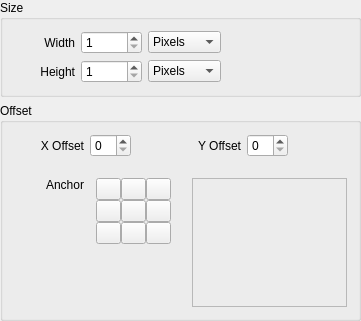
First picture: the form in krita/plugins/extensions/imagesize/wdg_canvassize.ui, repository KDE/krita, before the edit.
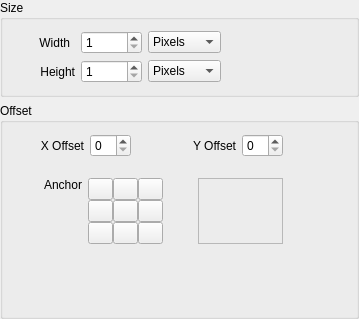
Second picture: the form after the edit. Custom widgets are drawn as their Qt base class.

Commit message: Changed the UI which contains labels and textfields into QFormLayout to set alignment issues

```diff
--- a/krita/plugins/extensions/imagesize/wdg_canvassize.ui
+++ b/krita/plugins/extensions/imagesize/wdg_canvassize.ui
@@ -6,8 +6,8 @@
    <rect>
     <x>0</x>
     <y>0</y>
-    <width>361</width>
-    <height>321</height>
+    <width>359</width>
+    <height>319</height>
    </rect>
   </property>
   <property name="windowTitle">
@@ -29,7 +29,25 @@
       <string>Size</string>
      </property>
      <layout class="QGridLayout" name="gridLayout_2">
+      <item row="0" column="0">
+       <spacer name="horizontalSpacer_5">
+        <property name="orientation">
+         <enum>Qt::Horizontal</enum>
+        </property>
+        <property name="sizeType">
+         <enum>QSizePolicy::Fixed</enum>
+        </property>
+        <property name="sizeHint" stdset="0">
+         <size>
+          <width>25</width>
+          <height>20</height>
+         </size>
+        </property>
+       </spacer>
+      </item>
       <item row="0" column="1">
+       <layout class="QFormLayout" name="formLayout">
+        <item row="0" column="0">
        <widget class="QLabel" name="label_3">
         <property name="text">
          <string>Width</string>
@@ -39,7 +57,35 @@
         </property>
        </widget>
       </item>
-      <item row="1" column="1">
+        <item row="0" column="1">
+         <layout class="QHBoxLayout" name="horizontalLayout">
+          <item>
+           <widget class="QSpinBox" name="newWidth">
+            <property name="minimum">
+             <number>1</number>
+            </property>
+            <property name="maximum">
+             <number>65536</number>
+            </property>
+           </widget>
+          </item>
+          <item>
+           <widget class="QComboBox" name="comboWidthUnit">
+            <item>
+             <property name="text">
+              <string>Pixels</string>
+             </property>
+            </item>
+            <item>
+             <property name="text">
+              <string>Percent</string>
+             </property>
+            </item>
+           </widget>
+          </item>
+         </layout>
+        </item>
+        <item row="1" column="0">
        <widget class="QLabel" name="label_4">
         <property name="text">
          <string>Height</string>
@@ -49,77 +95,9 @@
         </property>
        </widget>
       </item>
-      <item row="0" column="6">
-       <spacer name="horizontalSpacer_2">
-        <property name="orientation">
-         <enum>Qt::Horizontal</enum>
-        </property>
-        <property name="sizeHint" stdset="0">
-         <size>
-          <width>40</width>
-          <height>20</height>
-         </size>
-        </property>
-       </spacer>
-      </item>
-      <item row="0" column="5" rowspan="2">
-       <widget class="KoAspectButton" name="aspectRatio" native="true"/>
-      </item>
-      <item row="0" column="0">
-       <spacer name="horizontalSpacer_5">
-        <property name="orientation">
-         <enum>Qt::Horizontal</enum>
-        </property>
-        <property name="sizeType">
-         <enum>QSizePolicy::Fixed</enum>
-        </property>
-        <property name="sizeHint" stdset="0">
-         <size>
-          <width>25</width>
-          <height>20</height>
-         </size>
-        </property>
-       </spacer>
-      </item>
-      <item row="0" column="3">
-       <widget class="QComboBox" name="comboWidthUnit">
+        <item row="1" column="1">
+         <layout class="QHBoxLayout" name="horizontalLayout_2">
         <item>
-         <property name="text">
-          <string>Pixels</string>
-         </property>
-        </item>
-        <item>
-         <property name="text">
-          <string>Percent</string>
-         </property>
-        </item>
-       </widget>
-      </item>
-      <item row="1" column="3">
-       <widget class="QComboBox" name="comboHeightUnit">
-        <item>
-         <property name="text">
-          <string>Pixels</string>
-         </property>
-        </item>
-        <item>
-         <property name="text">
-          <string>Percent</string>
-         </property>
-        </item>
-       </widget>
-      </item>
-      <item row="0" column="2">
-       <widget class="QSpinBox" name="newWidth">
-        <property name="minimum">
-         <number>1</number>
-        </property>
-        <property name="maximum">
-         <number>65536</number>
-        </property>
-       </widget>
-      </item>
-      <item row="1" column="2">
        <widget class="QSpinBox" name="newHeight">
         <property name="minimum">
          <number>1</number>
@@ -129,6 +107,40 @@
         </property>
        </widget>
       </item>
+          <item>
+           <widget class="QComboBox" name="comboHeightUnit">
+            <item>
+             <property name="text">
+              <string>Pixels</string>
+             </property>
+            </item>
+            <item>
+             <property name="text">
+              <string>Percent</string>
+             </property>
+            </item>
+           </widget>
+          </item>
+         </layout>
+        </item>
+       </layout>
+      </item>
+      <item row="0" column="2">
+       <widget class="KoAspectButton" name="aspectRatio" native="true"/>
+      </item>
+      <item row="0" column="3">
+       <spacer name="horizontalSpacer_2">
+        <property name="orientation">
+         <enum>Qt::Horizontal</enum>
+        </property>
+        <property name="sizeHint" stdset="0">
+         <size>
+          <width>40</width>
+          <height>20</height>
+         </size>
+        </property>
+       </spacer>
+      </item>
      </layout>
     </widget>
    </item>
@@ -138,7 +150,9 @@
       <string>Offset</string>
      </property>
      <layout class="QGridLayout" name="gridLayout">
-      <item row="0" column="1">
+      <item row="0" column="1" colspan="2">
+       <layout class="QFormLayout" name="formLayout_2">
+        <item row="0" column="0">
        <widget class="QLabel" name="label_6">
         <property name="text">
          <string>X Offset</string>
@@ -148,26 +162,12 @@
         </property>
        </widget>
       </item>
-      <item row="0" column="2">
+        <item row="0" column="1">
        <widget class="QSpinBox" name="xOffset"/>
       </item>
-      <item row="2" column="2">
-       <spacer name="verticalSpacer_2">
-        <property name="orientation">
-         <enum>Qt::Vertical</enum>
-        </property>
-        <property name="sizeType">
-         <enum>QSizePolicy::Fixed</enum>
-        </property>
-        <property name="sizeHint" stdset="0">
-         <size>
-          <width>20</width>
-          <height>15</height>
-         </size>
-        </property>
-       </spacer>
+       </layout>
       </item>
-      <item row="0" column="3">
+      <item row="0" column="3" colspan="2">
        <spacer name="horizontalSpacer_3">
         <property name="orientation">
          <enum>Qt::Horizontal</enum>
@@ -180,7 +180,9 @@
         </property>
        </spacer>
       </item>
-      <item row="0" column="4">
+      <item row="0" column="5" colspan="2">
+       <layout class="QFormLayout" name="formLayout_3">
+        <item row="0" column="0">
        <widget class="QLabel" name="label_7">
         <property name="text">
          <string>Y Offset</string>
@@ -190,10 +192,12 @@
         </property>
        </widget>
       </item>
-      <item row="0" column="5">
+        <item row="0" column="1">
        <widget class="QSpinBox" name="yOffset"/>
       </item>
-      <item row="0" column="6">
+       </layout>
+      </item>
+      <item row="0" column="7">
        <spacer name="horizontalSpacer_4">
         <property name="orientation">
          <enum>Qt::Horizontal</enum>
@@ -206,9 +210,49 @@
         </property>
        </spacer>
       </item>
-      <item row="3" column="2" colspan="5">
-       <layout class="QGridLayout" name="anchorLayout">
-        <item row="0" column="1">
+      <item row="1" column="2">
+       <spacer name="verticalSpacer_2">
+        <property name="orientation">
+         <enum>Qt::Vertical</enum>
+        </property>
+        <property name="sizeType">
+         <enum>QSizePolicy::Fixed</enum>
+        </property>
+        <property name="sizeHint" stdset="0">
+         <size>
+          <width>20</width>
+          <height>15</height>
+         </size>
+        </property>
+       </spacer>
+      </item>
+      <item row="2" column="0">
+       <spacer name="horizontalSpacer_6">
+        <property name="orientation">
+         <enum>Qt::Horizontal</enum>
+        </property>
+        <property name="sizeType">
+         <enum>QSizePolicy::Fixed</enum>
+        </property>
+        <property name="sizeHint" stdset="0">
+         <size>
+          <width>25</width>
+          <height>20</height>
+         </size>
+        </property>
+       </spacer>
+      </item>
+      <item row="2" column="1">
+       <widget class="QLabel" name="label_5">
+        <property name="text">
+         <string>Anchor</string>
+        </property>
+        <property name="alignment">
+         <set>Qt::AlignRight|Qt::AlignTop|Qt::AlignTrailing</set>
+        </property>
+       </widget>
+      </item>
+      <item row="2" column="2" colspan="2">
          <layout class="QGridLayout" name="gridLayout_3">
           <property name="sizeConstraint">
            <enum>QLayout::SetMinimumSize</enum>
@@ -398,20 +442,23 @@
           </item>
          </layout>
         </item>
-        <item row="1" column="0" colspan="2">
-         <spacer name="verticalSpacer_3">
+      <item row="2" column="4" colspan="2">
+       <spacer name="horizontalSpacer">
           <property name="orientation">
-           <enum>Qt::Vertical</enum>
+         <enum>Qt::Horizontal</enum>
+        </property>
+        <property name="sizeType">
+         <enum>QSizePolicy::Fixed</enum>
           </property>
           <property name="sizeHint" stdset="0">
            <size>
-            <width>20</width>
-            <height>40</height>
+          <width>15</width>
+          <height>20</height>
            </size>
           </property>
          </spacer>
         </item>
-        <item row="0" column="3" rowspan="2">
+      <item row="2" column="6">
          <widget class="QFrame" name="previewCanvas">
           <property name="sizePolicy">
            <sizepolicy hsizetype="Expanding" vsizetype="Preferred">
@@ -441,46 +488,15 @@
           </layout>
          </widget>
         </item>
-        <item row="0" column="2" rowspan="2">
-         <spacer name="horizontalSpacer">
+      <item row="3" column="2">
+       <spacer name="verticalSpacer_3">
           <property name="orientation">
-           <enum>Qt::Horizontal</enum>
-          </property>
-          <property name="sizeType">
-           <enum>QSizePolicy::Fixed</enum>
-          </property>
+         <enum>Qt::Vertical</enum>
+        </property>
           <property name="sizeHint" stdset="0">
            <size>
-            <width>15</width>
-            <height>20</height>
-           </size>
-          </property>
-         </spacer>
-        </item>
-       </layout>
-      </item>
-      <item row="3" column="1">
-       <widget class="QLabel" name="label_5">
-        <property name="text">
-         <string>Anchor</string>
-        </property>
-        <property name="alignment">
-         <set>Qt::AlignRight|Qt::AlignTop|Qt::AlignTrailing</set>
-        </property>
-       </widget>
-      </item>
-      <item row="3" column="0">
-       <spacer name="horizontalSpacer_6">
-        <property name="orientation">
-         <enum>Qt::Horizontal</enum>
-        </property>
-        <property name="sizeType">
-         <enum>QSizePolicy::Fixed</enum>
-        </property>
-        <property name="sizeHint" stdset="0">
-         <size>
-          <width>25</width>
-          <height>20</height>
+          <width>20</width>
+          <height>63</height>
          </size>
         </property>
        </spacer>
```
Lines whose indentation alone changed are shown as unchanged. The commit also changes 91 other files.
